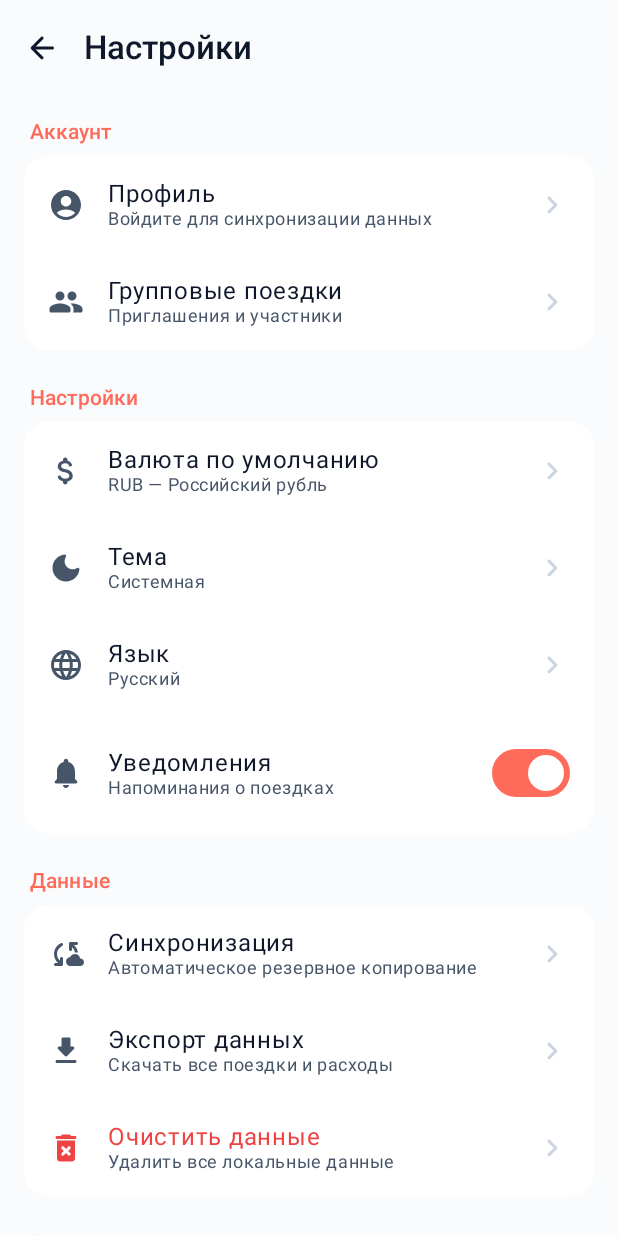
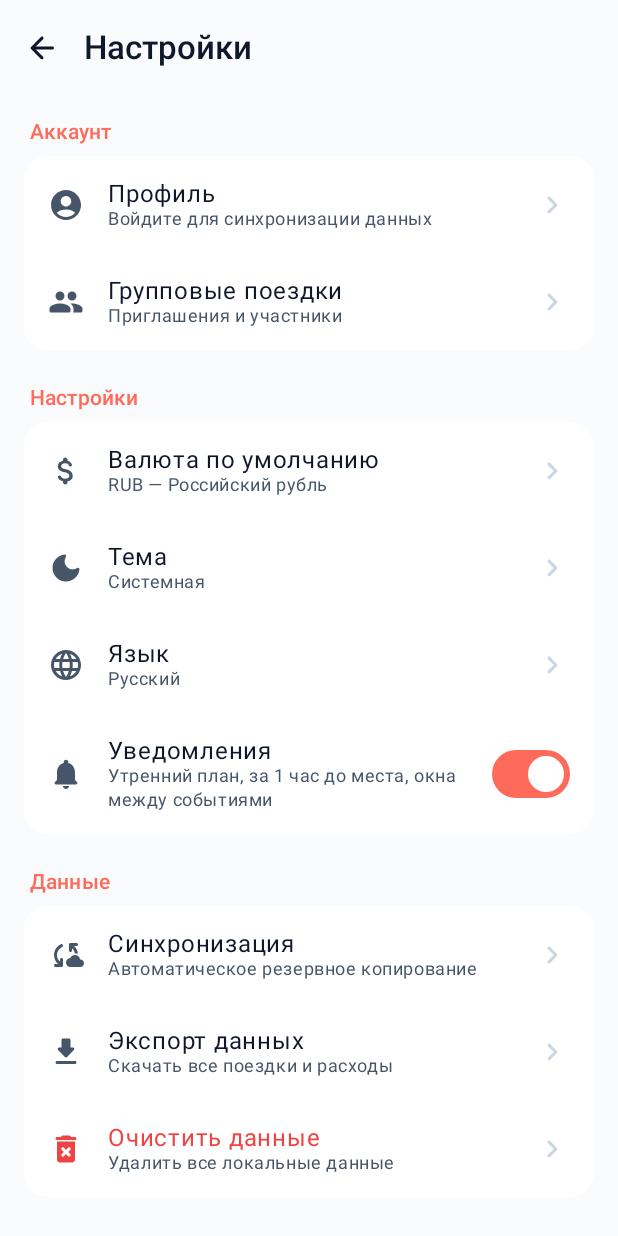
Before and after one commit to statf0rd/Trip-Flow, an Android app built with Jetpack Compose: the SettingsScreen screen opened through its navigation route, on a phone screen of 412 x 824 dp. Run offline under Robolectric (Android 15) with nearby library versions, the phone set to English and light mode, and no system bars; our stand-ins replace Dagger/Hilt's generated code, Shimmer; Roboto replaces fonts that are not available here.

Commit message:
chore(settings): clarify notification description

```diff
--- a/app/src/main/java/com/triloo/ui/settings/SettingsScreen.kt
+++ b/app/src/main/java/com/triloo/ui/settings/SettingsScreen.kt
@@ -103,7 +103,7 @@ fun SettingsScreen(
                 SettingsSwitchItem(
                     icon = Icons.Rounded.Notifications,
                     title = "Уведомления",
-                    subtitle = "Напоминания о поездках",
+                    subtitle = "Утренний план, за 1 час до места, окна между событиями",
                     checked = true,
                     onCheckedChange = { /* TODO */ }
                 )
```
